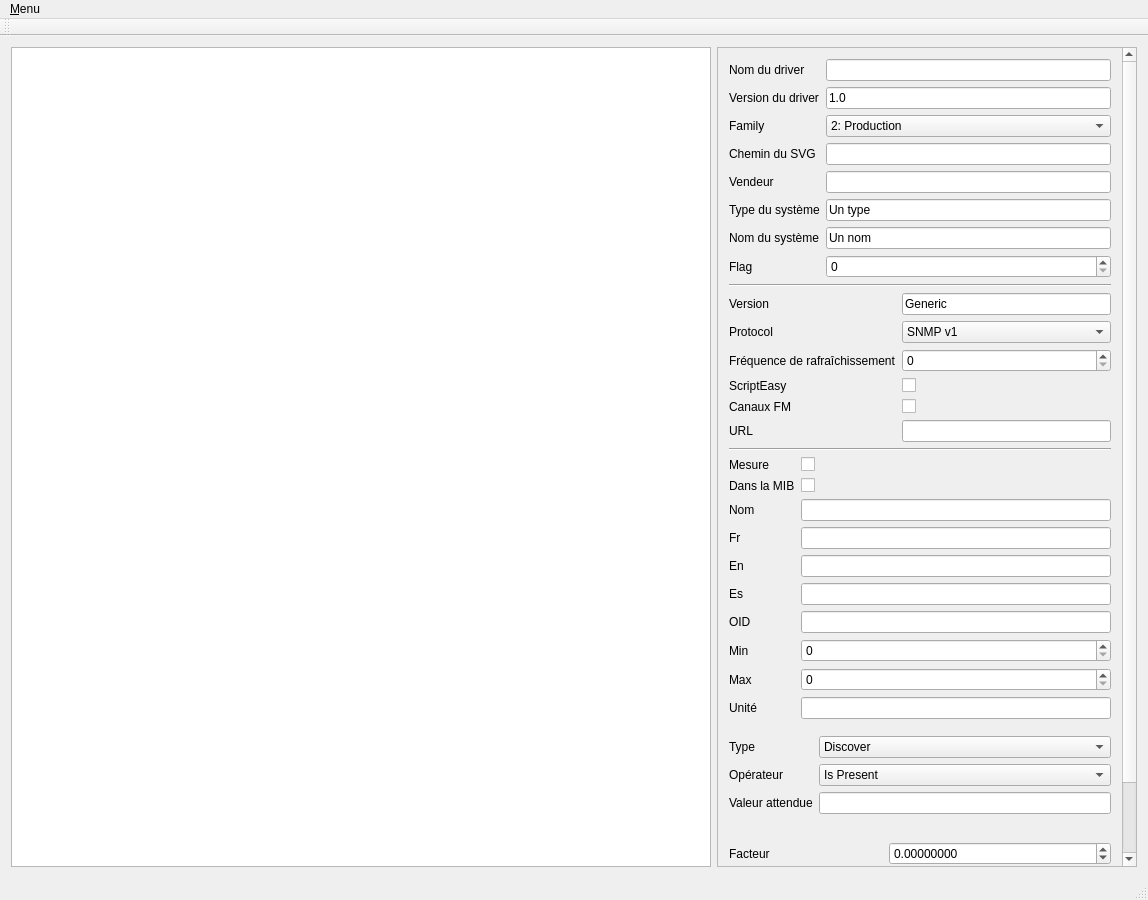
BriceDucardonnoy/EasyWcmDriverCreator, file mainwindow.ui: the form before one commit.
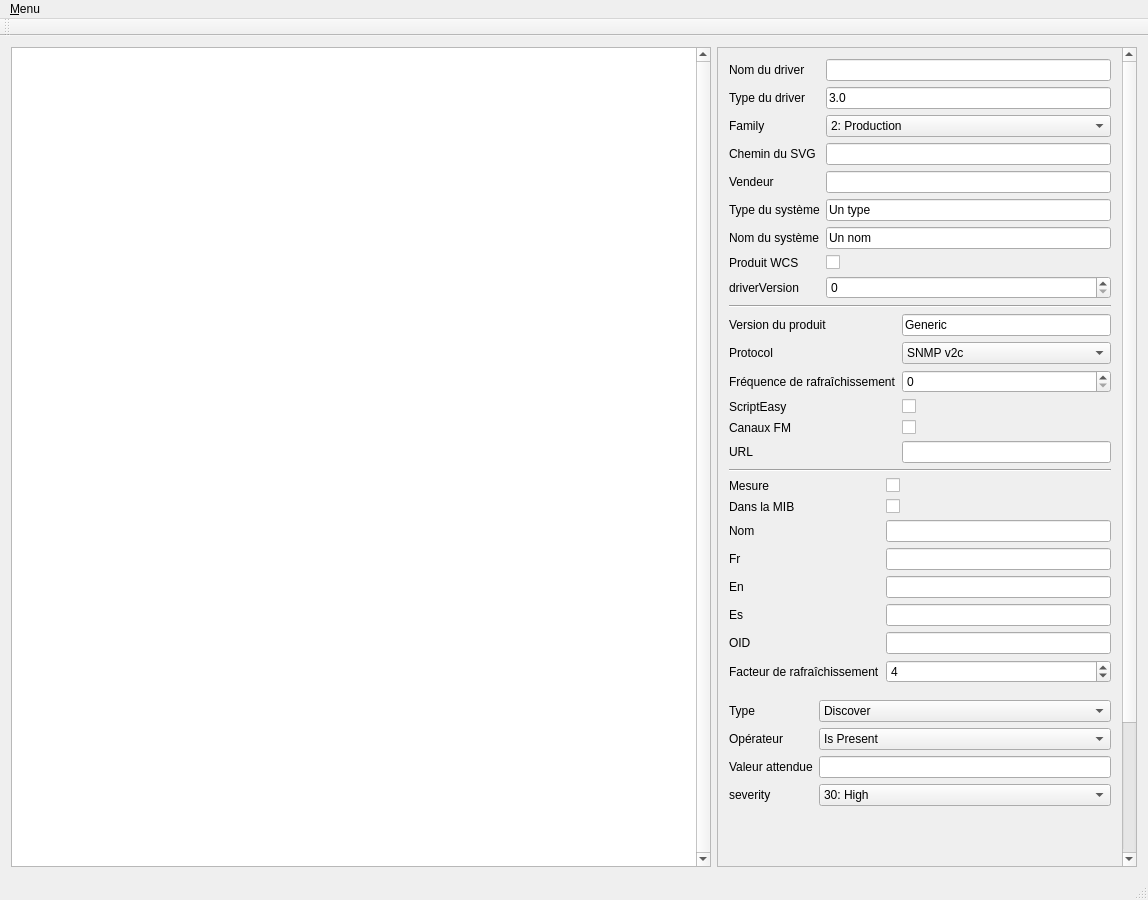
The form after the commit. Icons and pictures are not drawn.

Commit message: 1st feedbacks: add severity, update export and icon for RW

The edit to the form file:
```diff
--- a/mainwindow.ui
+++ b/mainwindow.ui
@@ -6,8 +6,8 @@
    <rect>
     <x>0</x>
     <y>0</y>
-    <width>959</width>
-    <height>721</height>
+    <width>1144</width>
+    <height>898</height>
    </rect>
   </property>
   <property name="windowTitle">
@@ -42,6 +42,9 @@
         <height>0</height>
        </size>
       </property>
+      <property name="verticalScrollBarPolicy">
+       <enum>Qt::ScrollBarAlwaysOn</enum>
+      </property>
      </widget>
     </item>
     <item>
@@ -71,9 +74,9 @@
        <property name="geometry">
         <rect>
          <x>0</x>
-         <y>0</y>
+         <y>-280</y>
          <width>443</width>
-         <height>1065</height>
+         <height>1170</height>
         </rect>
        </property>
        <property name="sizePolicy">
@@ -100,16 +103,16 @@
            </widget>
           </item>
           <item row="1" column="0">
-           <widget class="QLabel" name="driverVersionLabel">
+           <widget class="QLabel" name="versionTypeLabel">
             <property name="text">
-             <string>Version du driver</string>
+             <string>Type du driver</string>
             </property>
            </widget>
           </item>
           <item row="1" column="1">
            <widget class="QLineEdit" name="driverVersionLineEdit">
             <property name="text">
-             <string>1.0</string>
+             <string>3.0</string>
             </property>
            </widget>
           </item>
@@ -233,12 +236,22 @@
           <item row="7" column="0">
            <widget class="QLabel" name="flagLabel">
             <property name="text">
-             <string>Flag</string>
+             <string>Produit WCS</string>
             </property>
            </widget>
           </item>
           <item row="7" column="1">
-           <widget class="QSpinBox" name="flagSpinBox"/>
+           <widget class="QCheckBox" name="flagCheckBox"/>
+          </item>
+          <item row="8" column="0">
+           <widget class="QLabel" name="driverVersionLabel">
+            <property name="text">
+             <string>driverVersion</string>
+            </property>
+           </widget>
+          </item>
+          <item row="8" column="1">
+           <widget class="QSpinBox" name="driverVersionSpinBox"/>
           </item>
          </layout>
         </item>
@@ -257,7 +270,7 @@
           <item row="0" column="0">
            <widget class="QLabel" name="versionLabel">
             <property name="text">
-             <string>Version</string>
+             <string>Version du produit</string>
             </property>
            </widget>
           </item>
@@ -278,7 +291,7 @@
           <item row="1" column="1">
            <widget class="QComboBox" name="protocolComboBox">
             <property name="currentIndex">
-             <number>1</number>
+             <number>2</number>
             </property>
             <item>
              <property name="text">
@@ -415,36 +428,6 @@
             </property>
            </widget>
           </item>
-          <item row="8" column="0">
-           <widget class="QLabel" name="minLabel">
-            <property name="text">
-             <string>Min</string>
-            </property>
-           </widget>
-          </item>
-          <item row="8" column="1">
-           <widget class="QSpinBox" name="minSpinBox"/>
-          </item>
-          <item row="10" column="0">
-           <widget class="QLabel" name="maxLabel">
-            <property name="text">
-             <string>Max</string>
-            </property>
-           </widget>
-          </item>
-          <item row="10" column="1">
-           <widget class="QSpinBox" name="maxSpinBox"/>
-          </item>
-          <item row="11" column="0">
-           <widget class="QLabel" name="unitLabel">
-            <property name="text">
-             <string>Unité</string>
-            </property>
-           </widget>
-          </item>
-          <item row="11" column="1">
-           <widget class="QLineEdit" name="unitLineEdit"/>
-          </item>
           <item row="4" column="0">
            <widget class="QLabel" name="frLabel">
             <property name="text">
@@ -475,6 +458,20 @@
           <item row="6" column="1">
            <widget class="QLineEdit" name="esLineEdit"/>
           </item>
+          <item row="8" column="0">
+           <widget class="QLabel" name="refreshFactorLabel">
+            <property name="text">
+             <string>Facteur de rafraîchissement</string>
+            </property>
+           </widget>
+          </item>
+          <item row="8" column="1">
+           <widget class="QSpinBox" name="refreshFactorLineEdit">
+            <property name="value">
+             <number>4</number>
+            </property>
+           </widget>
+          </item>
          </layout>
         </item>
         <item>
@@ -485,7 +482,7 @@
           <property name="minimumSize">
            <size>
             <width>50</width>
-            <height>100</height>
+            <height>160</height>
            </size>
           </property>
           <layout class="QVBoxLayout" name="verticalLayout">
@@ -607,6 +604,35 @@
                </property>
               </widget>
              </item>
+             <item row="5" column="0">
+              <widget class="QLabel" name="severityLabel">
+               <property name="text">
+                <string>severity</string>
+               </property>
+              </widget>
+             </item>
+             <item row="5" column="1">
+              <widget class="QComboBox" name="severityComboBox">
+               <property name="currentIndex">
+                <number>2</number>
+               </property>
+               <item>
+                <property name="text">
+                 <string>10: Low</string>
+                </property>
+               </item>
+               <item>
+                <property name="text">
+                 <string>20: Medium</string>
+                </property>
+               </item>
+               <item>
+                <property name="text">
+                 <string>30: High</string>
+                </property>
+               </item>
+              </widget>
+             </item>
             </layout>
            </item>
           </layout>
@@ -623,38 +649,24 @@
            </property>
            <item>
             <layout class="QFormLayout" name="identifierReadingForm">
-             <item row="2" column="0">
+             <item row="5" column="0">
               <widget class="QLabel" name="factorLabel">
                <property name="text">
                 <string>Facteur</string>
                </property>
               </widget>
              </item>
-             <item row="3" column="0">
+             <item row="6" column="0">
               <widget class="QLabel" name="precisionLabel">
                <property name="text">
                 <string>Précision</string>
                </property>
               </widget>
              </item>
-             <item row="3" column="1">
+             <item row="6" column="1">
               <widget class="QSpinBox" name="precisionLineEdit"/>
              </item>
-             <item row="5" column="0">
-              <widget class="QLabel" name="refreshFactorLabel">
-               <property name="text">
-                <string>Facteur de raffraîchissement</string>
-               </property>
-              </widget>
-             </item>
              <item row="5" column="1">
-              <widget class="QSpinBox" name="refreshFactorLineEdit">
-               <property name="value">
-                <number>4</number>
-               </property>
-              </widget>
-             </item>
-             <item row="2" column="1">
               <widget class="QDoubleSpinBox" name="factorLineEdit">
                <property name="decimals">
                 <number>8</number>
@@ -667,6 +679,36 @@
                </property>
               </widget>
              </item>
+             <item row="2" column="0">
+              <widget class="QLabel" name="minLabel">
+               <property name="text">
+                <string>Min</string>
+               </property>
+              </widget>
+             </item>
+             <item row="2" column="1">
+              <widget class="QSpinBox" name="minSpinBox"/>
+             </item>
+             <item row="3" column="0">
+              <widget class="QLabel" name="maxLabel">
+               <property name="text">
+                <string>Max</string>
+               </property>
+              </widget>
+             </item>
+             <item row="3" column="1">
+              <widget class="QSpinBox" name="maxSpinBox"/>
+             </item>
+             <item row="4" column="0">
+              <widget class="QLabel" name="unitLabel">
+               <property name="text">
+                <string>Unité</string>
+               </property>
+              </widget>
+             </item>
+             <item row="4" column="1">
+              <widget class="QLineEdit" name="unitLineEdit"/>
+             </item>
             </layout>
            </item>
           </layout>
@@ -696,7 +738,7 @@
     <rect>
      <x>0</x>
      <y>0</y>
-     <width>959</width>
+     <width>1144</width>
      <height>25</height>
     </rect>
    </property>
```
Left out of the diff: 4 changed lines with no effect on the pictures. The commit also changes 10 other files.
